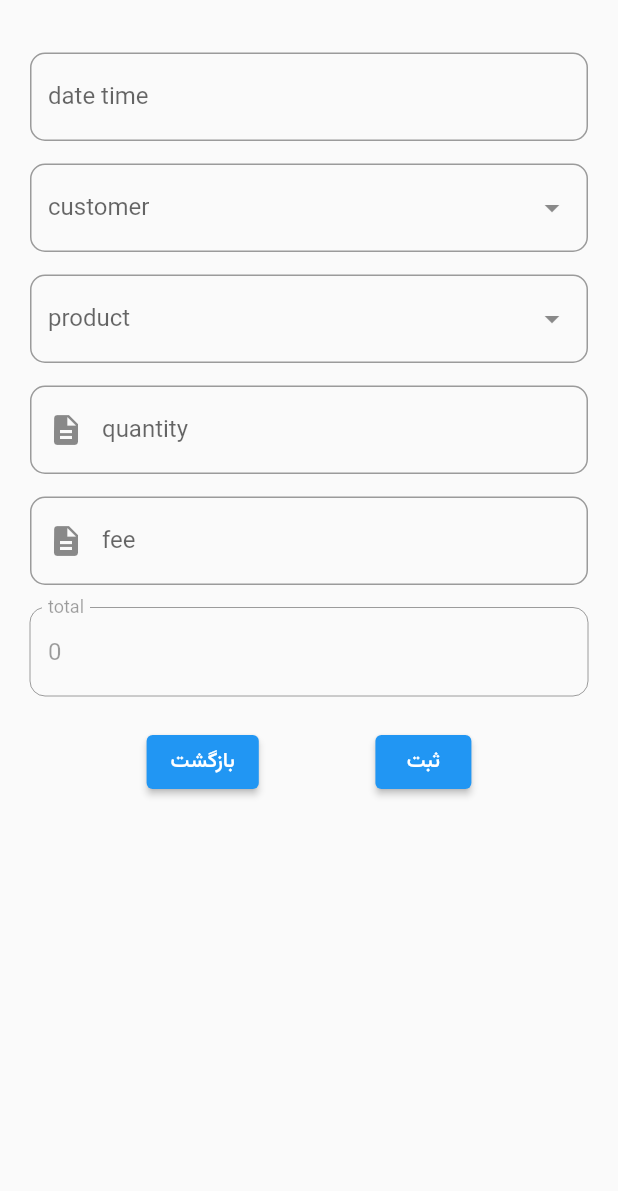
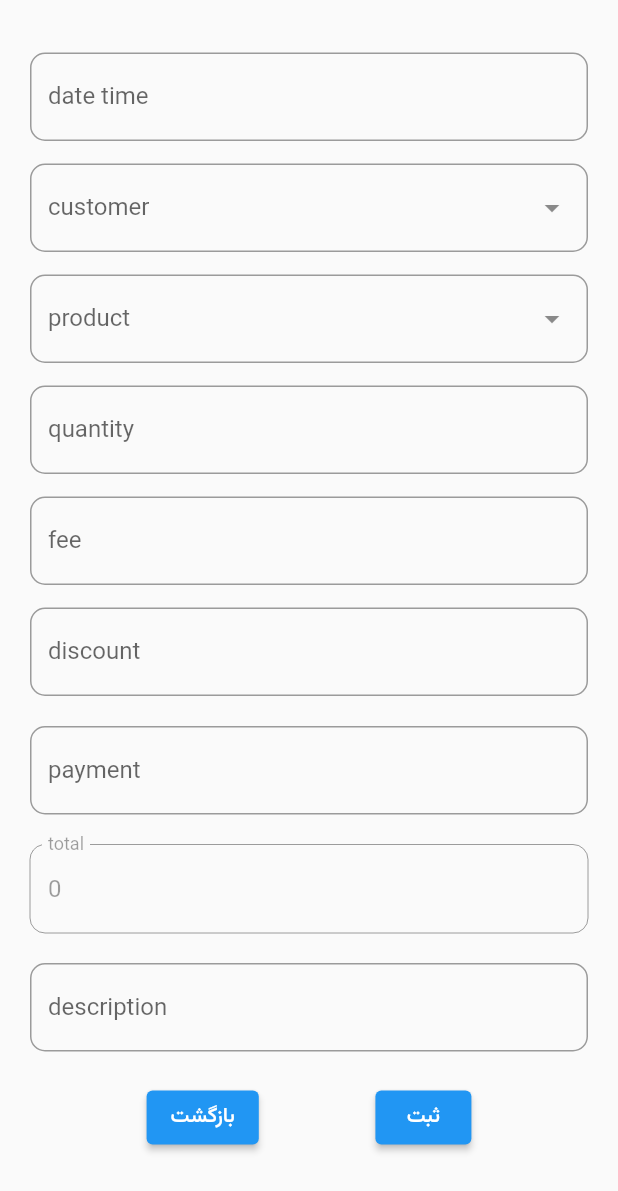
Before and after one commit to Galavani1994/accounting, a Flutter app: the SaleEdit screen opened directly, on a phone screen of 412 x 824 dp. Shown: the top 1191 px of the screen. Run offline on Flutter 3.47's test engine with Material 2 defaults, Android fonts, the phone set to English and light mode, and no system bars; drawn by our look-alikes of dropdown_search; our stand-ins replace quickalert, sqflite; missing offline and left inert: dart:ffi, persian_datetime_picker; accounts and stored records are empty.

Commit message:
register sale page

```diff
--- a/lib/sale/SaleEdit.dart
+++ b/lib/sale/SaleEdit.dart
@@ -1,3 +1,5 @@
+import 'dart:ffi';
+
 import 'package:accounting/customer/CustomeList.dart';
 import 'package:accounting/customer/Customer.dart';
 import 'package:accounting/customer/CustomerMain.dart';
@@ -20,29 +22,28 @@ class SaleEdit extends StatelessWidget {
   Sale? sale;
   TextEditingController quantityController = TextEditingController();
   TextEditingController feeController = TextEditingController();
+  TextEditingController discountController = TextEditingController();
+  TextEditingController paymentController = TextEditingController();
   TextEditingController totalController = TextEditingController(text: "0");
+  TextEditingController descriptionController = TextEditingController();
   TextEditingController dateTimeController = TextEditingController();
-  String? _selectedCustomer = "";
-  String? _selectedProduct = "";
-  List<String> _customers = ["محمد", "مهدی"];
-  List<String> _products = ["قارچ ارومیه", "قارچ خوی", "قارچ تبریز"];
+  var selectedCustomer;
+  var selectedProduct;
 
-  SaleEdit({this.sale}) {
-    _selectedCustomer = _customers[1];
-    _selectedProduct = _products[1];
+  SaleEdit({this.sale});
+  void showAlert(BuildContext context) {
+    QuickAlert.show(
+        context: context,
+        title: "",
+        text: "عملیات با موفقیت انجام شد",
+        type: QuickAlertType.success);
   }
+
+  SaleService saleService = SaleService();
 
   @override
   Widget build(BuildContext context) {
-    void showAlert() {
-      QuickAlert.show(
-          context: context,
-          title: "",
-          text: "عملیات با موفقیت انجام شد",
-          type: QuickAlertType.success);
-    }
 
-    SaleService saleService = SaleService();
     return Scaffold(
       body: Padding(
         padding: const EdgeInsets.all(20.0),
@@ -53,6 +54,7 @@ class SaleEdit extends StatelessWidget {
               children: <Widget>[
                 SizedBox(height: 15),
                 TextField(
+                  keyboardType: TextInputType.none,
                   onTap: () => showDatePickerPersian(context),
                   controller: dateTimeController,
                   decoration: InputDecoration(
@@ -69,7 +71,13 @@ class SaleEdit extends StatelessWidget {
                 SizedBox(height: 15),
                 f_fee(),
                 SizedBox(height: 15),
+                f_discount(),
+                SizedBox(height: 20),
+                f_payment(),
+                SizedBox(height: 20),
                 f_total(),
+                SizedBox(height: 20),
+                f_description(),
                 SizedBox(height: 20),
                 Row(
                   mainAxisAlignment: MainAxisAlignment.spaceEvenly,
@@ -84,13 +92,7 @@ class SaleEdit extends StatelessWidget {
                         )),
                     ElevatedButton(
                         onPressed: () {
-                          Sale pr = Sale(
-                              id: sale?.id,
-                              description: "",
-                              createDate: DateTime.now().toString(),
-                              updateDate: DateTime.now().toString());
-                          saleService.addItem(pr);
-                          showAlert();
+                          save(context);
                         },
                         child: Text(
                           "ثبت",
@@ -112,7 +114,7 @@ class SaleEdit extends StatelessWidget {
     return DropdownSearch<Customer>(
       asyncItems: (String filter) => fetchCustomers,
       itemAsString: (Customer u) => u.fullName,
-      onChanged: (Customer? data) => print(data),
+      onChanged: (Customer? data) => selectedCustomer = data?.id,
       dropdownDecoratorProps: DropDownDecoratorProps(
         dropdownSearchDecoration: InputDecoration(
           labelText: "customer",
@@ -129,7 +131,7 @@ class SaleEdit extends StatelessWidget {
     return DropdownSearch<Product>(
       asyncItems: (String filter) => fetchProducts,
       itemAsString: (Product u) => u.fullName,
-      onChanged: (Product? data) => print(data),
+      onChanged: (Product? data) => selectedProduct = data?.id,
       dropdownDecoratorProps: DropDownDecoratorProps(
         dropdownSearchDecoration: InputDecoration(
           labelText: "product",
@@ -147,10 +149,10 @@ class SaleEdit extends StatelessWidget {
       decoration: const InputDecoration(
         border: OutlineInputBorder(
             borderRadius: BorderRadius.all(Radius.circular(10))),
-        prefixIcon: const Icon(Icons.description),
         hintText: 'Enter your quantity',
         labelText: 'quantity',
       ),
+      keyboardType: TextInputType.number,
     );
   }
 
@@ -158,12 +160,42 @@ class SaleEdit extends StatelessWidget {
     return TextFormField(
       onChanged: (value) => {calculateTotal(value)},
       controller: feeController,
+      keyboardType: TextInputType.number,
       decoration: const InputDecoration(
         border: OutlineInputBorder(
             borderRadius: BorderRadius.all(Radius.circular(10))),
-        prefixIcon: const Icon(Icons.description),
         hintText: 'Enter fee',
         labelText: 'fee',
+      ),
+      inputFormatters: [ThousandsSeparatorInputFormatter()],
+    );
+  }
+
+  Widget f_discount() {
+    return TextFormField(
+      onChanged: (value) => {calculateTotal(value)},
+      controller: discountController,
+      keyboardType: TextInputType.number,
+      decoration: const InputDecoration(
+        border: OutlineInputBorder(
+            borderRadius: BorderRadius.all(Radius.circular(10))),
+        hintText: 'Enter discount',
+        labelText: 'discount',
+      ),
+      inputFormatters: [ThousandsSeparatorInputFormatter()],
+    );
+  }
+
+  Widget f_payment() {
+    return TextFormField(
+      onChanged: (value) => {calculateTotal(value)},
+      controller: paymentController,
+      keyboardType: TextInputType.number,
+      decoration: const InputDecoration(
+        border: OutlineInputBorder(
+            borderRadius: BorderRadius.all(Radius.circular(10))),
+        hintText: 'Enter payment',
+        labelText: 'payment',
       ),
       inputFormatters: [ThousandsSeparatorInputFormatter()],
     );
@@ -182,18 +214,33 @@ class SaleEdit extends StatelessWidget {
     );
   }
 
+  Widget f_description() {
+    return TextFormField(
+      controller: descriptionController,
+      decoration: InputDecoration(
+          border: OutlineInputBorder(
+              borderRadius: BorderRadius.all(Radius.circular(10))),
+          labelText: "description"),
+      keyboardType: TextInputType.number,
+      inputFormatters: [ThousandsSeparatorInputFormatter()],
+    );
+  }
+
   void calculateTotal(String value) {
-    print(value);
-    if (value.isEmpty ||
-        quantityController.text.isEmpty ||
-        feeController.text.isEmpty) {
+    if (quantityController.text.isEmpty || feeController.text.isEmpty) {
       totalController.text = "0";
     } else {
       value.replaceAll(",", "");
       double quantity =
           double.parse(quantityController.text.replaceAll(",", ""));
       double fee = double.parse(feeController.text.replaceAll(",", ""));
-      int total = (quantity * fee).toInt();
+      int discount = discountController.text.isEmpty
+          ? 0
+          : int.parse(discountController.text.replaceAll(",", ""));
+      int payment = paymentController.text.isEmpty
+          ? 0
+          : int.parse(paymentController.text.replaceAll(",", ""));
+      int total = (quantity * fee).toInt() - discount - payment;
       totalController.text = formatAmount(total.toString());
     }
   }
@@ -224,4 +271,28 @@ class SaleEdit extends StatelessWidget {
     ).then((value) =>
         dateTimeController.text = value!.formatCompactDate().toString());
   }
+  void save(BuildContext context){
+    Sale sl = Sale(
+      id: sale?.id,
+      description: descriptionController.text,
+      createDate: dateTimeController.text,
+      updateDate: DateTime.now().toString(),
+      productId: selectedProduct,
+      customerId: selectedCustomer,
+      quantity: double.parse(quantityController.text),
+      price: int.parse(
+          feeController.text.replaceAll(",", "")),
+      discount: discountController.text.isEmpty
+          ? 0
+          : int.parse(discountController.text
+          .replaceAll(",", "")),
+      payment: paymentController.text.isEmpty
+          ? 0
+          : int.parse(
+          paymentController.text.replaceAll(",", "")),
+      total: totalController.text.replaceAll(",", ""),
+    );
+    saleService.addItem(sl);
+    showAlert(context);
+  }
 }
--- a/lib/sale/sale.dart
+++ b/lib/sale/sale.dart
@@ -4,30 +4,17 @@ class Sale {
   final Long? id;
   String? createDate;
   String? updateDate;
-  Long? productId;
+  int? productId;
   String? productName;
-  Long? customerId;
+  int? customerId;
   String? customerName;
   int? price;
-  int? quantity;
-  Long? total;
+  double? quantity;
+  String? total;
   int? discount;
+  int? payment;
   String? description;
 
-  /*Sale({
-    this.id,
-    required this.createDate,
-    required this.updateDate,
-    this.description,
-    required this.productId,
-    required this.productName,
-    required this.customerId,
-    required this.customerName,
-    required this.price,
-    required this.quantity,
-    required this.total,
-    this.discount,
-  });*/
   Sale({
     this.id,
     this.createDate,
@@ -41,22 +28,28 @@ class Sale {
     this.quantity,
     this.total,
     this.discount,
+    this.payment,
   });
+
+
+  @override
+  String toString() {
+    return 'Sale{id: $id, createDate: $createDate, updateDate: $updateDate, productId: $productId, productName: $productName, customerId: $customerId, customerName: $customerName, price: $price, quantity: $quantity, total: $total, discount: $discount, payment: $payment, description: $description}';
+  }
 
   Map<String, dynamic> toMap() {
     return <String, dynamic>{
       "id": id,
       "productId": productId,
-      "productName": productName,
       "customerId": customerId,
-      "customerName": customerName,
       "price": price,
       "quantity": quantity,
       "total": total,
       "discount": discount,
       "description": description,
       "createDate": createDate,
-      "updateDate": updateDate
+      "updateDate": updateDate,
+      "payment": payment
     };
   }
 }
```
Also changed, not shown: lib/sale/SaleService.dart (+5 -5 lines), lib/util/DatabaseHelper.dart (+18 -1 lines).
